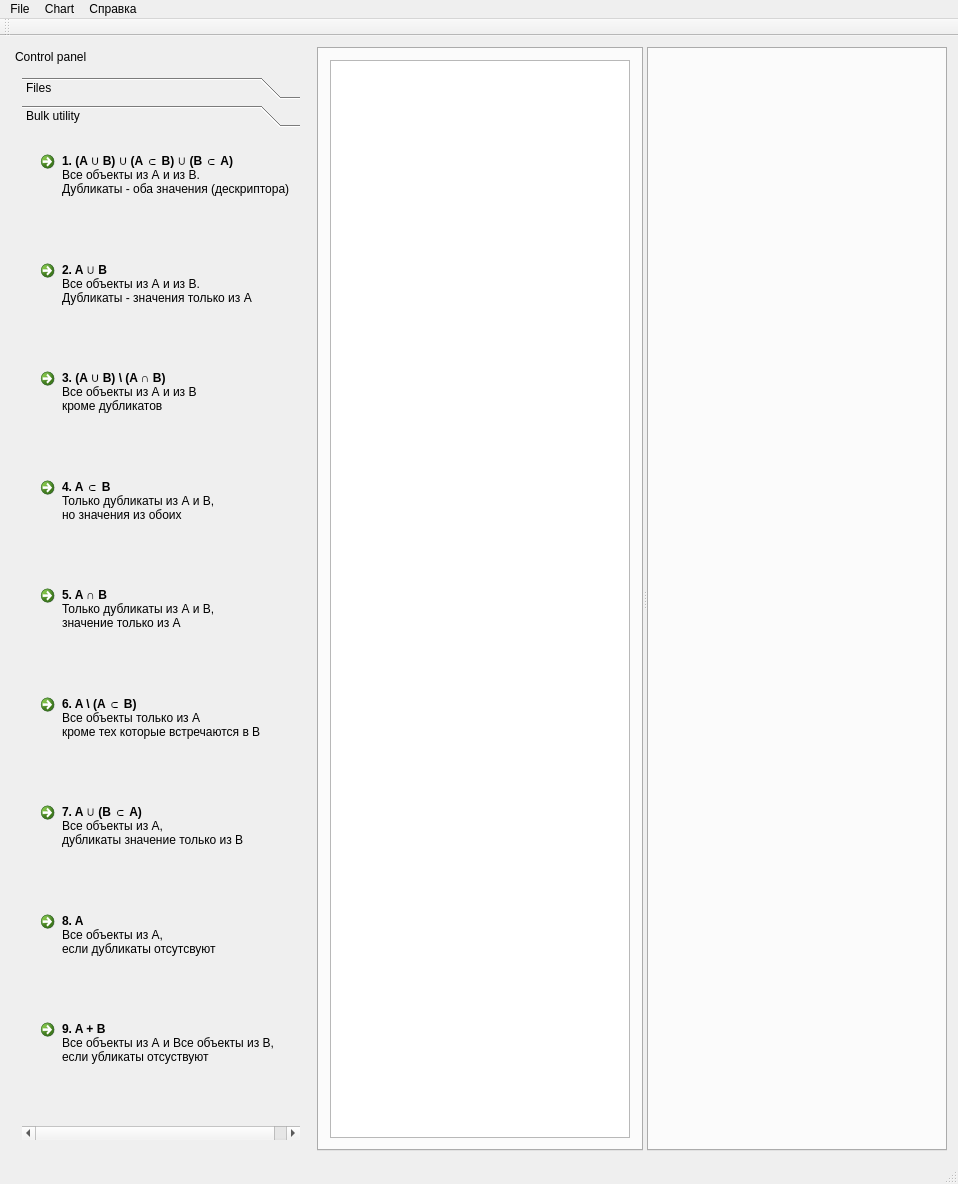
The window that mainwindow.ui (gurmaaan/ParamsViewer) describes before a commit, drawn with Qt 5.
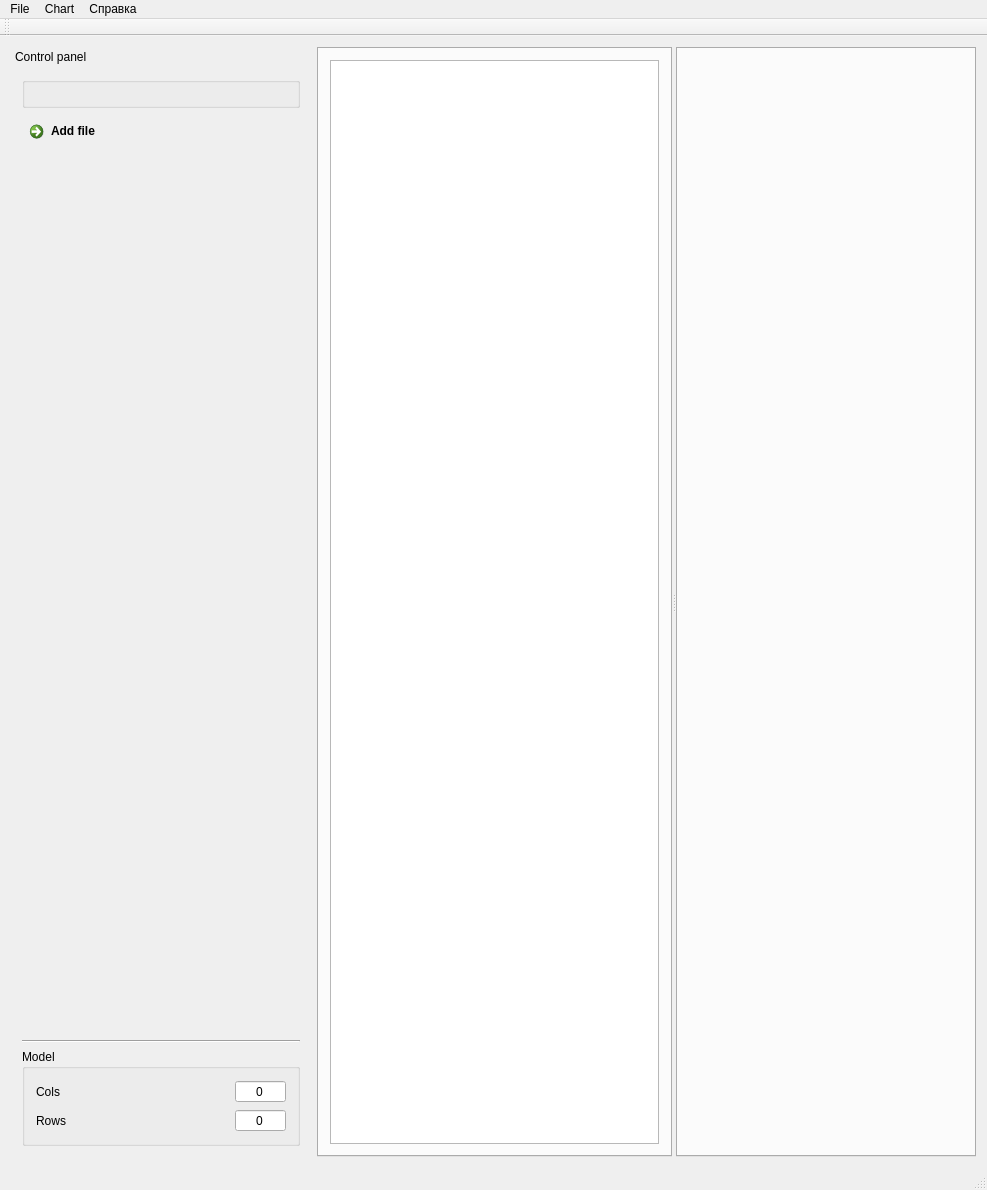
The same window after the commit. Icons and pictures are not drawn. Custom widgets are drawn as their Qt base class.

Diff of the .ui file:
```diff
--- a/mainwindow.ui
+++ b/mainwindow.ui
@@ -6,8 +6,8 @@
    <rect>
     <x>0</x>
     <y>0</y>
-    <width>953</width>
-    <height>1175</height>
+    <width>987</width>
+    <height>1190</height>
    </rect>
   </property>
   <property name="windowTitle">
@@ -43,40 +43,6 @@
        <string>Control panel</string>
       </property>
       <widget class="QWidget" name="dockContent">
-       <layout class="QVBoxLayout" name="verticalLayout_2">
-        <item>
-         <widget class="QToolBox" name="toolBox">
-          <property name="sizePolicy">
-           <sizepolicy hsizetype="Preferred" vsizetype="Minimum">
-            <horstretch>0</horstretch>
-            <verstretch>0</verstretch>
-           </sizepolicy>
-          </property>
-          <property name="minimumSize">
-           <size>
-            <width>240</width>
-            <height>0</height>
-           </size>
-          </property>
-          <property name="currentIndex">
-           <number>1</number>
-          </property>
-          <widget class="QWidget" name="filesPage">
-           <property name="geometry">
-            <rect>
-             <x>0</x>
-             <y>0</y>
-             <width>282</width>
-             <height>998</height>
-            </rect>
-           </property>
-           <attribute name="icon">
-            <iconset resource="sources.qrc">
-             <normaloff>:/icons/icons/fileRight.png</normaloff>:/icons/icons/fileRight.png</iconset>
-           </attribute>
-           <attribute name="label">
-            <string>Files</string>
-           </attribute>
            <layout class="QVBoxLayout" name="verticalLayout">
             <item>
              <layout class="QVBoxLayout" name="filesVLayout">
@@ -141,270 +107,136 @@
               </property>
              </spacer>
             </item>
-           </layout>
-          </widget>
-          <widget class="QWidget" name="bulkPage">
-           <property name="geometry">
-            <rect>
-             <x>0</x>
-             <y>0</y>
-             <width>288</width>
-             <height>981</height>
-            </rect>
-           </property>
-           <attribute name="icon">
-            <iconset resource="sources.qrc">
-             <normaloff>:/icons/icons/points.png</normaloff>:/icons/icons/points.png</iconset>
-           </attribute>
-           <attribute name="label">
-            <string>Bulk utility</string>
-           </attribute>
+        <item>
+         <widget class="Line" name="line">
+          <property name="orientation">
+           <enum>Qt::Horizontal</enum>
+          </property>
+         </widget>
+        </item>
+        <item>
+         <widget class="QGroupBox" name="groupBox">
+          <property name="title">
+           <string>Model</string>
+          </property>
            <layout class="QVBoxLayout" name="verticalLayout_3">
             <item>
-             <widget class="QCommandLinkButton" name="It-InAandInB_DubIt-BothVals">
-              <property name="minimumSize">
-               <size>
-                <width>270</width>
-                <height>0</height>
-               </size>
-              </property>
-              <property name="text">
-               <string>1. (A ∪ B) ∪ (A ⊂ B) ∪ (B ⊂ A)</string>
-              </property>
-              <property name="icon">
-               <iconset resource="sources.qrc">
-                <normaloff>:/icons/icons/FM_TransBG/FM_1_TransBG.png</normaloff>:/icons/icons/FM_TransBG/FM_1_TransBG.png</iconset>
-              </property>
-              <property name="iconSize">
-               <size>
-                <width>60</width>
-                <height>60</height>
-               </size>
-              </property>
-              <property name="description">
-               <string>Все объекты из А и из В. 
-Дубликаты - оба значения (дескриптора)  </string>
-              </property>
-             </widget>
-            </item>
+            <layout class="QHBoxLayout" name="sizeModelHColsLayout">
             <item>
-             <widget class="QCommandLinkButton" name="It-InAandInB_DubIt-OnlyAVals">
-              <property name="minimumSize">
-               <size>
-                <width>270</width>
-                <height>0</height>
-               </size>
+              <widget class="QLabel" name="sizeModelColLabel">
+               <property name="sizePolicy">
+                <sizepolicy hsizetype="Minimum" vsizetype="Preferred">
+                 <horstretch>0</horstretch>
+                 <verstretch>0</verstretch>
+                </sizepolicy>
               </property>
               <property name="text">
-               <string>2. A ∪ B</string>
-              </property>
-              <property name="icon">
-               <iconset resource="sources.qrc">
-                <normaloff>:/icons/icons/FM_TransBG/FM_2_TransBG.png</normaloff>:/icons/icons/FM_TransBG/FM_2_TransBG.png</iconset>
-              </property>
-              <property name="iconSize">
-               <size>
-                <width>60</width>
-                <height>60</height>
-               </size>
-              </property>
-              <property name="description">
-               <string>Все объекты из А и из В. 
-Дубликаты - значения только из А  </string>
-              </property>
+                <string>Cols</string>
+               </property>
+               <property name="alignment">
+                <set>Qt::AlignRight|Qt::AlignTrailing|Qt::AlignVCenter</set>
+               </property>
              </widget>
             </item>
             <item>
-             <widget class="QCommandLinkButton" name="It-InAandInB_WithoutDublIt">
-              <property name="minimumSize">
-               <size>
-                <width>270</width>
-                <height>0</height>
-               </size>
-              </property>
-              <property name="text">
-               <string>3. (A ∪ B) \ (A ∩ B)</string>
-              </property>
-              <property name="icon">
-               <iconset resource="sources.qrc">
-                <normaloff>:/icons/icons/FM_TransBG/FM_3_TransBG.png</normaloff>:/icons/icons/FM_TransBG/FM_3_TransBG.png</iconset>
-              </property>
-              <property name="iconSize">
+              <spacer name="sizeModelHColSpacer">
+               <property name="orientation">
+                <enum>Qt::Horizontal</enum>
+               </property>
+               <property name="sizeHint" stdset="0">
                <size>
-                <width>60</width>
-                <height>60</height>
-               </size>
-              </property>
-              <property name="description">
-               <string>Все объекты из А и из В 
-кроме дубликатов </string>
-              </property>
-             </widget>
+                 <width>40</width>
+                 <height>20</height>
+                </size>
+               </property>
+              </spacer>
             </item>
             <item>
-             <widget class="QCommandLinkButton" name="It-InAandB_DublIt-BothVals">
-              <property name="minimumSize">
-               <size>
-                <width>270</width>
-                <height>0</height>
-               </size>
-              </property>
-              <property name="text">
-               <string>4. A ⊂ B</string>
-              </property>
-              <property name="icon">
-               <iconset resource="sources.qrc">
-                <normaloff>:/icons/icons/FM_TransBG/FM_4_TransBG.png</normaloff>:/icons/icons/FM_TransBG/FM_4_TransBG.png</iconset>
-              </property>
-              <property name="iconSize">
-               <size>
-                <width>60</width>
-                <height>60</height>
-               </size>
-              </property>
-              <property name="description">
-               <string>Только дубликаты из А и В,
-но значения из обоих </string>
+              <widget class="QSpinBox" name="sizeModelColSpin">
+               <property name="sizePolicy">
+                <sizepolicy hsizetype="Maximum" vsizetype="Fixed">
+                 <horstretch>0</horstretch>
+                 <verstretch>0</verstretch>
+                </sizepolicy>
+               </property>
+               <property name="alignment">
+                <set>Qt::AlignCenter</set>
+               </property>
+               <property name="readOnly">
+                <bool>true</bool>
+               </property>
+               <property name="buttonSymbols">
+                <enum>QAbstractSpinBox::NoButtons</enum>
+               </property>
+               <property name="maximum">
+                <number>1000000</number>
               </property>
              </widget>
             </item>
-            <item>
-             <widget class="QCommandLinkButton" name="It-InAandB_DublIt-OnlyAVals">
-              <property name="minimumSize">
-               <size>
-                <width>270</width>
-                <height>0</height>
-               </size>
-              </property>
-              <property name="text">
-               <string>5. A ∩ B</string>
-              </property>
-              <property name="icon">
-               <iconset resource="sources.qrc">
-                <normaloff>:/icons/icons/FM_TransBG/FM_5_TransBG.png</normaloff>:/icons/icons/FM_TransBG/FM_5_TransBG.png</iconset>
-              </property>
-              <property name="iconSize">
-               <size>
-                <width>60</width>
-                <height>60</height>
-               </size>
-              </property>
-              <property name="description">
-               <string>Только дубликаты из А и В, 
-значение только из А </string>
-              </property>
-             </widget>
+            </layout>
             </item>
             <item>
-             <widget class="QCommandLinkButton" name="It-OnlyA_WithoutDublIt">
-              <property name="minimumSize">
-               <size>
-                <width>270</width>
-                <height>0</height>
-               </size>
+            <layout class="QHBoxLayout" name="sizeModelHRowsLayout">
+             <item>
+              <widget class="QLabel" name="sizeModelRowLabel">
+               <property name="sizePolicy">
+                <sizepolicy hsizetype="Minimum" vsizetype="Preferred">
+                 <horstretch>0</horstretch>
+                 <verstretch>0</verstretch>
+                </sizepolicy>
               </property>
               <property name="text">
-               <string>6. A \ (A ⊂ B)</string>
-              </property>
-              <property name="icon">
-               <iconset resource="sources.qrc">
-                <normaloff>:/icons/icons/FM_TransBG/FM_6_TransBG.png</normaloff>:/icons/icons/FM_TransBG/FM_6_TransBG.png</iconset>
-              </property>
-              <property name="iconSize">
-               <size>
-                <width>60</width>
-                <height>60</height>
-               </size>
-              </property>
-              <property name="description">
-               <string>Все объекты только из А
-кроме тех которые встречаются в В </string>
-              </property>
+                <string>Rows</string>
+               </property>
+               <property name="alignment">
+                <set>Qt::AlignRight|Qt::AlignTrailing|Qt::AlignVCenter</set>
+               </property>
              </widget>
             </item>
             <item>
-             <widget class="QCommandLinkButton" name="It-OnlyA_DubIt-OnlyBVals">
-              <property name="minimumSize">
-               <size>
-                <width>270</width>
-                <height>0</height>
-               </size>
-              </property>
-              <property name="text">
-               <string>7. A ∪ (B ⊂ A)</string>
-              </property>
-              <property name="icon">
-               <iconset resource="sources.qrc">
-                <normaloff>:/icons/icons/FM_TransBG/FM_7_TransBG.png</normaloff>:/icons/icons/FM_TransBG/FM_7_TransBG.png</iconset>
-              </property>
-              <property name="iconSize">
+              <spacer name="sizeModelHRowSpacer">
+               <property name="orientation">
+                <enum>Qt::Horizontal</enum>
+               </property>
+               <property name="sizeHint" stdset="0">
                <size>
-                <width>60</width>
-                <height>60</height>
-               </size>
-              </property>
-              <property name="description">
-               <string>Все объекты из А, 
-дубликаты значение только из В </string>
-              </property>
-             </widget>
+                 <width>40</width>
+                 <height>20</height>
+                </size>
+               </property>
+              </spacer>
             </item>
             <item>
-             <widget class="QCommandLinkButton" name="It-SingleAFile">
-              <property name="minimumSize">
-               <size>
-                <width>270</width>
-                <height>0</height>
-               </size>
-              </property>
-              <property name="text">
-               <string>8. A</string>
-              </property>
-              <property name="icon">
-               <iconset resource="sources.qrc">
-                <normaloff>:/icons/icons/FM_TransBG/FM_8_TransBG.png</normaloff>:/icons/icons/FM_TransBG/FM_8_TransBG.png</iconset>
-              </property>
-              <property name="iconSize">
-               <size>
-                <width>60</width>
-                <height>60</height>
-               </size>
-              </property>
-              <property name="description">
-               <string>Все объекты из А, 
-если дубликаты отсутсвуют </string>
-              </property>
-             </widget>
-            </item>
-            <item>
-             <widget class="QCommandLinkButton" name="It-SingleAFile_and_It-SingleBFile">
-              <property name="minimumSize">
-               <size>
-                <width>270</width>
-                <height>0</height>
-               </size>
-              </property>
-              <property name="text">
-               <string>9. A + B</string>
-              </property>
-              <property name="icon">
-               <iconset resource="sources.qrc">
-                <normaloff>:/icons/icons/FM_TransBG/FM_9_TransBG.png</normaloff>:/icons/icons/FM_TransBG/FM_9_TransBG.png</iconset>
-              </property>
-              <property name="iconSize">
-               <size>
-                <width>60</width>
-                <height>60</height>
-               </size>
-              </property>
-              <property name="description">
-               <string>Все объекты из А и Все объекты из В, 
-если убликаты отсуствуют </string>
-              </property>
+              <widget class="QSpinBox" name="sizeModelRowSpin">
+               <property name="sizePolicy">
+                <sizepolicy hsizetype="Maximum" vsizetype="Fixed">
+                 <horstretch>0</horstretch>
+                 <verstretch>0</verstretch>
+                </sizepolicy>
+               </property>
+               <property name="alignment">
+                <set>Qt::AlignCenter</set>
+               </property>
+               <property name="readOnly">
+                <bool>true</bool>
+               </property>
+               <property name="buttonSymbols">
+                <enum>QAbstractSpinBox::NoButtons</enum>
+               </property>
+               <property name="suffix">
+                <string/>
+               </property>
+               <property name="maximum">
+                <number>1000000</number>
+               </property>
+               <property name="singleStep">
+                <number>1</number>
+               </property>
              </widget>
             </item>
            </layout>
-          </widget>
+           </item>
+          </layout>
          </widget>
         </item>
        </layout>
@@ -430,7 +262,7 @@
         <attribute name="title">
          <string>File</string>
         </attribute>
-        <layout class="QVBoxLayout" name="verticalLayout_4">
+        <layout class="QVBoxLayout" name="verticalLayout_2">
          <item>
           <widget class="QTableView" name="firstFileTableView">
            <property name="minimumSize">
@@ -507,19 +339,10 @@
     <rect>
      <x>0</x>
      <y>0</y>
-     <width>953</width>
-     <height>21</height>
+     <width>987</width>
+     <height>22</height>
     </rect>
    </property>
-   <widget class="QMenu" name="menuFile">
-    <property name="title">
-     <string>File</string>
-    </property>
-    <addaction name="addFileAct"/>
-    <addaction name="closeFileAction"/>
-    <addaction name="separator"/>
-    <addaction name="actionQuit"/>
-   </widget>
    <widget class="QMenu" name="menuChart">
     <property name="title">
      <string>Chart</string>
@@ -533,6 +356,15 @@
     <addaction name="githubAct"/>
     <addaction name="separator"/>
    </widget>
+   <widget class="QMenu" name="menuFile">
+    <property name="title">
+     <string>File</string>
+    </property>
+    <addaction name="addFileAct"/>
+    <addaction name="closeFileAction"/>
+    <addaction name="separator"/>
+    <addaction name="actionQuit"/>
+   </widget>
    <addaction name="menuFile"/>
    <addaction name="menuChart"/>
    <addaction name="menuAbout"/>
@@ -660,6 +492,12 @@
    <header>widgets/filewidget.h</header>
    <container>1</container>
   </customwidget>
+  <customwidget>
+   <class>ChartWidget</class>
+   <extends>QWidget</extends>
+   <header>widgets/chartwidget.h</header>
+   <container>1</container>
+  </customwidget>
  </customwidgets>
  <resources>
   <include location="sources.qrc"/>
```
Left out of the diff: 2 changed lines with no effect on the pictures. Lines whose indentation alone changed are shown as unchanged.
